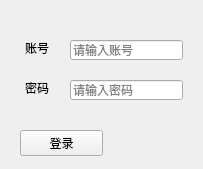
This is ui/login.ui in CoffeeManHaidian/OpenFina as Qt 5 draws it before an edit. The edited form follows.
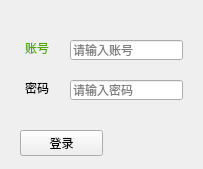
This is the edited form.

Diff of the .ui file:
```diff
--- a/ui/login.ui
+++ b/ui/login.ui
@@ -28,6 +28,9 @@
    <property name="layoutDirection">
     <enum>Qt::LayoutDirection::LeftToRight</enum>
    </property>
+   <property name="styleSheet">
+    <string notr="true">color: rgb(85, 170, 0);</string>
+   </property>
    <property name="text">
     <string>账号</string>
    </property>
```
